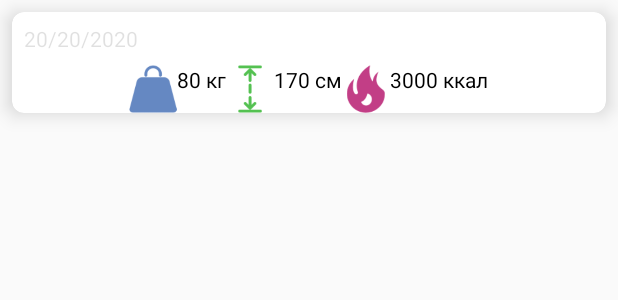
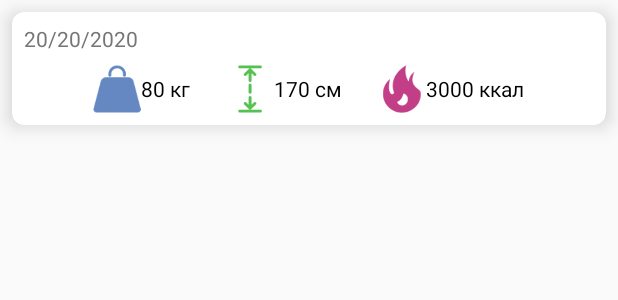
Before and after one commit to BulatTim1/PionerClub, an Android app: the layout frame_measurement.xml on its own in the app's theme, with its tools: preview values and no code run, on a phone screen of 412 x 824 dp. Shown: the top 300 px of the screen. Run offline under Robolectric (Android 15) with nearby library versions, the phone set to English and light mode, and no system bars.

Commit message:
изменил Вёрстку рациона x2

```diff
--- a/app/src/main/res/layout/frame_measurement.xml
+++ b/app/src/main/res/layout/frame_measurement.xml
@@ -24,15 +24,16 @@
                 android:layout_width="wrap_content"
                 android:layout_height="wrap_content"
                 android:text="20/20/2020"
-                android:textColor="@color/common_google_signin_btn_text_dark_disabled"
+                android:textColor="#767676"
                 android:textSize="14sp" />
         </LinearLayout>
 
         <LinearLayout
             android:layout_width="wrap_content"
             android:layout_height="wrap_content"
-            android:layout_gravity="center_horizontal"
-            android:orientation="horizontal">
+            android:layout_gravity="center"
+            android:orientation="horizontal"
+            android:layout_marginBottom="8dp">
 
             <LinearLayout
                 android:layout_width="match_parent"
@@ -50,6 +51,7 @@
                     android:id="@+id/mass_view"
                     android:layout_width="wrap_content"
                     android:layout_height="wrap_content"
+                    android:layout_gravity="center_vertical"
                     android:text="80 кг"
                     android:textColor="@color/black"
                     android:textSize="14sp" />
@@ -60,7 +62,9 @@
                 android:layout_width="match_parent"
                 android:layout_height="wrap_content"
                 android:layout_gravity="center_vertical"
-                android:orientation="horizontal">
+                android:orientation="horizontal"
+                android:layout_marginStart="24dp"
+                android:layout_marginEnd="24dp">
 
                 <ImageView
                     android:id="@+id/imageHeight"
@@ -72,6 +76,7 @@
                     android:id="@+id/height_view"
                     android:layout_width="wrap_content"
                     android:layout_height="wrap_content"
+                    android:layout_gravity="center_vertical"
                     android:text="170 см"
                     android:textColor="@color/black"
                     android:textSize="14sp" />
@@ -94,6 +99,7 @@
                     android:id="@+id/calories_view"
                     android:layout_width="wrap_content"
                     android:layout_height="wrap_content"
+                    android:layout_gravity="center_vertical"
                     android:text="3000 ккал"
                     android:textColor="@color/black"
                     android:textSize="14sp" />
```
